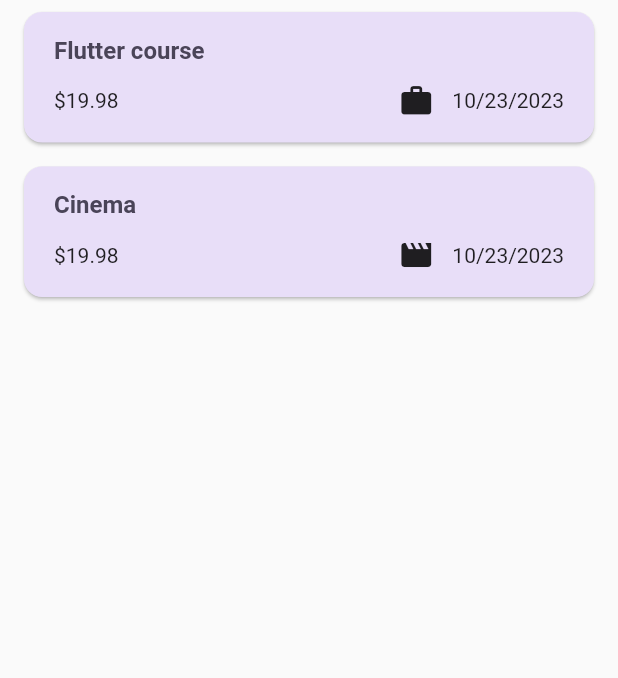
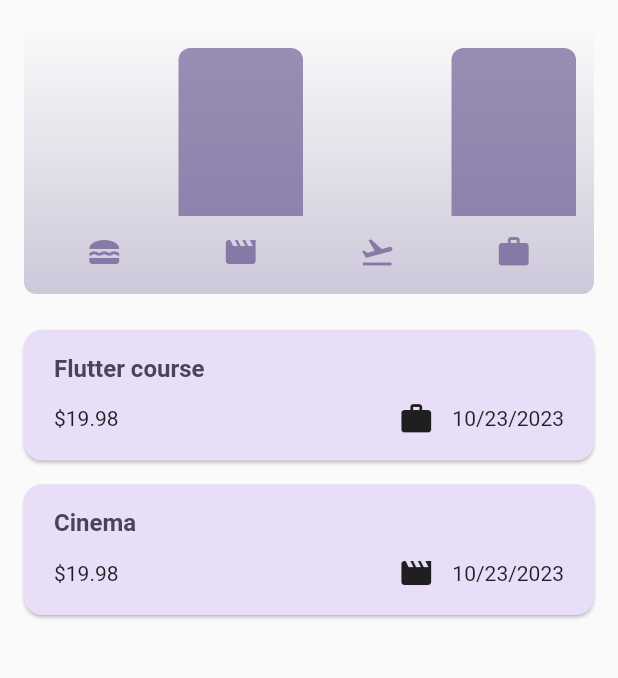
Before and after one commit to roshan129/FlutterExpenseTracker, a Flutter app: the screen it shows after launch, on a phone screen of 412 x 824 dp, the part 84-762 px from its top. Run offline on Flutter 3.47's test engine with Material 2 defaults, Android fonts, the phone set to English and light mode, and no system bars.

Commit message:
chart added

```diff
--- a/lib/models/expense.dart
+++ b/lib/models/expense.dart
@@ -1,5 +1,4 @@
 import 'package:flutter/material.dart';
-import 'package:flutter_expense_tracker/widgets/expenses_lists/expense_item.dart';
 import 'package:intl/intl.dart';
 import 'package:uuid/uuid.dart';
 
--- /dev/null
+++ b/lib/widgets/chart/chart.dart
@@ -0,0 +1,94 @@
+import 'package:flutter/material.dart';
+import 'package:flutter_expense_tracker/models/expense.dart';
+import 'package:flutter_expense_tracker/widgets/chart/chart_bar.dart';
+
+class Chart extends StatelessWidget {
+  const Chart({super.key, required this.expenses});
+
+  final List<Expense> expenses;
+
+  List<ExpenseBucket> get buckets {
+    return [
+      ExpenseBucket.forCategory(expenses, Category.food),
+      ExpenseBucket.forCategory(expenses, Category.leisure),
+      ExpenseBucket.forCategory(expenses, Category.travel),
+      ExpenseBucket.forCategory(expenses, Category.work),
+    ];
+  }
+
+  double get maxTotalExpense {
+    double maxTotalExpense = 0;
+
+    for (final bucket in buckets) {
+      if (bucket.totalExpenses > maxTotalExpense) {
+        maxTotalExpense = bucket.totalExpenses;
+      }
+    }
+
+    return maxTotalExpense;
+  }
+
+  @override
+  Widget build(BuildContext context) {
+    final isDarkMode =
+        MediaQuery.of(context).platformBrightness == Brightness.dark;
+    return Container(
+      margin: const EdgeInsets.all(16),
+      padding: const EdgeInsets.symmetric(
+        vertical: 16,
+        horizontal: 8,
+      ),
+      width: double.infinity,
+      height: 180,
+      decoration: BoxDecoration(
+        borderRadius: BorderRadius.circular(8),
+        gradient: LinearGradient(
+          colors: [
+            Theme.of(context).colorScheme.primary.withOpacity(0.3),
+            Theme.of(context).colorScheme.primary.withOpacity(0.0)
+          ],
+          begin: Alignment.bottomCenter,
+          end: Alignment.topCenter,
+        ),
+      ),
+      child: Column(
+        children: [
+          Expanded(
+            child: Row(
+              crossAxisAlignment: CrossAxisAlignment.end,
+              children: [
+                for (final bucket in buckets) // alternative to map()
+                  ChartBar(
+                    fill: bucket.totalExpenses == 0
+                        ? 0
+                        : bucket.totalExpenses / maxTotalExpense,
+                  )
+              ],
+            ),
+          ),
+          const SizedBox(height: 12),
+          Row(
+            children: buckets
+                .map(
+                  (bucket) => Expanded(
+                    child: Padding(
+                      padding: const EdgeInsets.symmetric(horizontal: 4),
+                      child: Icon(
+                        categoryIcons[bucket.category],
+                        color: isDarkMode
+                            ? Theme.of(context).colorScheme.secondary
+                            : Theme.of(context)
+                                .colorScheme
+                                .primary
+                                .withOpacity(0.7),
+                      ),
+                    ),
+                  ),
+                )
+                .toList(),
+          )
+        ],
+      ),
+    );
+  }
+}
--- /dev/null
+++ b/lib/widgets/chart/chart_bar.dart
@@ -0,0 +1,34 @@
+import 'package:flutter/material.dart';
+
+class ChartBar extends StatelessWidget {
+  const ChartBar({
+    super.key,
+    required this.fill,
+  });
+
+  final double fill;
+
+  @override
+  Widget build(BuildContext context) {
+    final isDarkMode =
+        MediaQuery.of(context).platformBrightness == Brightness.dark;
+    return Expanded(
+      child: Padding(
+        padding: const EdgeInsets.symmetric(horizontal: 4),
+        child: FractionallySizedBox(
+          heightFactor: fill,
+          child: DecoratedBox(
+            decoration: BoxDecoration(
+              shape: BoxShape.rectangle,
+              borderRadius:
+                  const BorderRadius.vertical(top: Radius.circular(8)),
+              color: isDarkMode
+                  ? Theme.of(context).colorScheme.secondary
+                  : Theme.of(context).colorScheme.primary.withOpacity(0.65),
+            ),
+          ),
+        ),
+      ),
+    );
+  }
+}
--- a/lib/widgets/expense.dart
+++ b/lib/widgets/expense.dart
@@ -1,4 +1,5 @@
 import 'package:flutter/material.dart';
+import 'package:flutter_expense_tracker/widgets/chart/chart.dart';
 import 'package:flutter_expense_tracker/widgets/expenses_lists/expesnse_list.dart';
 import 'package:flutter_expense_tracker/models/expense.dart';
 import 'package:flutter_expense_tracker/widgets/new_expense.dart';
@@ -78,6 +79,7 @@ class _ExpenseState extends State<Expenses> {
       ]),
       body: Column(
         children: [
+          Chart(expenses: _registeredExpenses),
           Expanded(
               child: ExpenseList(
             expenses: _registeredExpenses,
```
